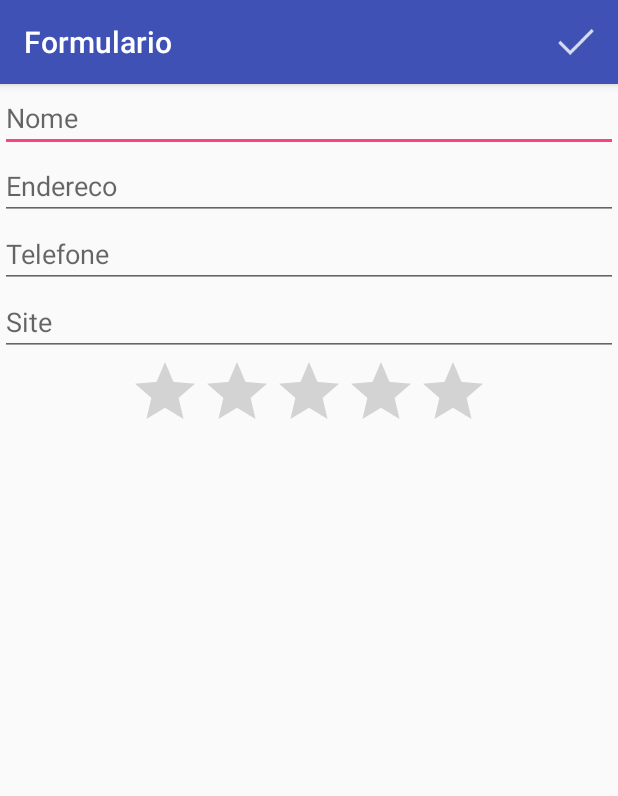
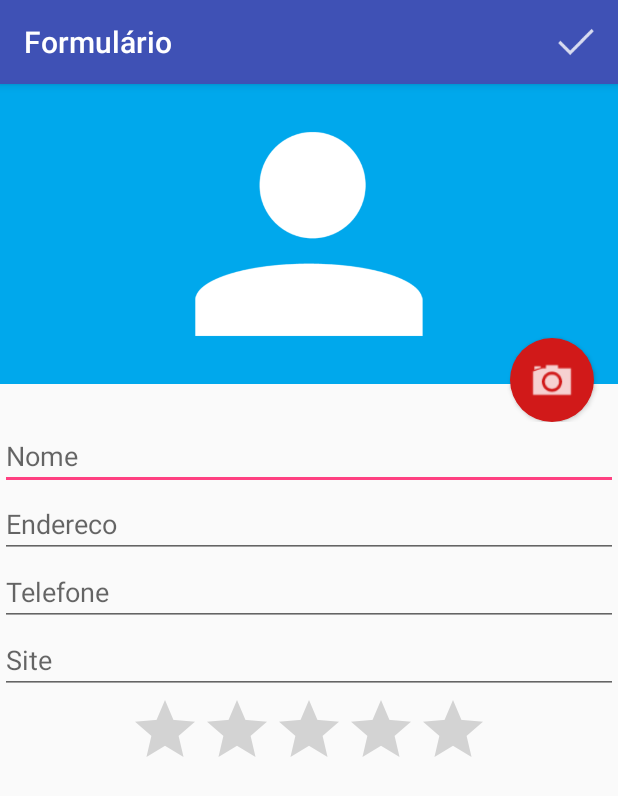
Before and after one commit to IgoJeferson/AgendaAlura, an Android app: the FormularioActivity screen opened directly, with no data from a screen before it, on a phone screen of 412 x 824 dp. Shown: the top 796 px of the screen. Run offline under Robolectric (Android 15) with nearby library versions, the phone set to English and light mode, and no system bars.

Commit message:
Criação de adapter personalizado para lista de alunos e inclusão de foto

```diff
--- a/app/src/main/AndroidManifest.xml
+++ b/app/src/main/AndroidManifest.xml
@@ -1,6 +1,8 @@
 <?xml version="1.0" encoding="utf-8"?>
 <manifest xmlns:android="http://schemas.android.com/apk/res/android"
     package="br.com.alura.igojeferson.agenda">
+
+    <uses-permission android:name="android.permission.CALL_PHONE" />
 
     <application
         android:allowBackup="true"
@@ -11,7 +13,7 @@
         android:theme="@style/AppTheme">
         <activity
             android:name=".ListaAlunosActivity"
-            android:label="@string/app_name">
+            android:label="@string/app_name">//
             <intent-filter>
                 <action android:name="android.intent.action.MAIN" />
 
@@ -20,7 +22,7 @@
         </activity>
         <activity
             android:name=".FormularioActivity"
-            android:label="Formulario">
+            android:label="Formulário">
         </activity>
     </application>
 
--- a/app/src/main/java/br/com/alura/igojeferson/agenda/FormularioActivity.java
+++ b/app/src/main/java/br/com/alura/igojeferson/agenda/FormularioActivity.java
@@ -1,11 +1,22 @@
 package br.com.alura.igojeferson.agenda;
 
+import android.app.Activity;
 import android.content.Intent;
+import android.graphics.Bitmap;
+import android.graphics.BitmapFactory;
+import android.net.Uri;
+import android.os.StrictMode;
+import android.provider.MediaStore;
 import android.support.v7.app.AppCompatActivity;
 import android.os.Bundle;
 import android.view.Menu;
 import android.view.MenuItem;
+import android.view.View;
+import android.widget.Button;
+import android.widget.ImageView;
 import android.widget.Toast;
+
+import java.io.File;
 
 import br.com.alura.igojeferson.agenda.dao.AlunoDAO;
 import br.com.alura.igojeferson.agenda.helper.FormularioHelper;
@@ -13,44 +24,73 @@ import br.com.alura.igojeferson.agenda.modelo.Aluno;
 
 public class FormularioActivity extends AppCompatActivity {
 
+    public static final int CODIGO_CAMERA = 567;
     private FormularioHelper helper;
+    private String caminhoFoto;
 
     @Override
     protected void onCreate(Bundle savedInstanceState) {
         super.onCreate(savedInstanceState);
         setContentView(R.layout.activity_formulario);
 
+        // Para resolver a FileUriExposedException que ocorria ao tentar abrir a camera
+        StrictMode.VmPolicy.Builder builder = new StrictMode.VmPolicy.Builder();
+        StrictMode.setVmPolicy(builder.build());
+
         helper = new FormularioHelper(this);
 
         Intent intent = getIntent();
         Aluno aluno = (Aluno) intent.getSerializableExtra("aluno");
-        if(aluno != null){
+        if (aluno != null) {
             helper.preencheFormulario(aluno);
         }
 
+        Button botaoFoto = (Button) findViewById(R.id.formulario_botao_foto);
+        botaoFoto.setOnClickListener(new View.OnClickListener() {
+            @Override
+            public void onClick(View v) {
+                Intent intentCamera = new Intent(MediaStore.ACTION_IMAGE_CAPTURE);
+                caminhoFoto = getExternalFilesDir(null) + "/" + System.currentTimeMillis() + ".jpg";
+                File arquivoFoto = new File(caminhoFoto);
+                intentCamera.putExtra(MediaStore.EXTRA_OUTPUT, Uri.fromFile(arquivoFoto));
+                startActivityForResult(intentCamera, CODIGO_CAMERA);
+            }
+        });
+    }
+
+    @Override
+    protected void onActivityResult(int requestCode, int resultCode, Intent data) {
+        if (resultCode == Activity.RESULT_OK && requestCode == CODIGO_CAMERA) {
+            helper.carregaImagem(caminhoFoto);
+        }
     }
 
     @Override
     public boolean onCreateOptionsMenu(Menu menu) {
-         getMenuInflater().inflate(R.menu.menu_formulario, menu);
+        getMenuInflater().inflate(R.menu.menu_formulario, menu);
         return super.onCreateOptionsMenu(menu);
     }
 
     @Override
     public boolean onOptionsItemSelected(MenuItem item) {
-        switch (item.getItemId()){
+        switch (item.getItemId()) {
             case R.id.menu_formulario_ok:
 
-                Aluno novoAluno = helper.getAluno();
+                Aluno aluno = helper.pegaAluno();
                 AlunoDAO dao = new AlunoDAO(this);
-                dao.insere(novoAluno);
+
+                if (aluno.getId() != null) {
+                    dao.altera(aluno);
+                } else {
+                    dao.insere(aluno);
+                }
                 dao.close();
-
-                Toast.makeText(FormularioActivity.this, "Aluno " + novoAluno.getNome() + " salvo!", Toast.LENGTH_SHORT).show();
+                Toast.makeText(FormularioActivity.this, "Aluno " + aluno.getNome() + " salvo!", Toast.LENGTH_SHORT).show();
 
                 finish();
                 break;
         }
         return super.onOptionsItemSelected(item);
     }
+
 }
--- /dev/null
+++ b/app/src/main/res/drawable-hdpi/fundo_camera.xml
@@ -0,0 +1,13 @@
+<?xml version="1.0" encoding="utf-8"?>
+<layer-list xmlns:android="http://schemas.android.com/apk/res/android">
+    <item>
+        <shape android:shape="oval">
+            <solid android:color="#d11919" />
+            <padding android:top="10dp"
+                android:bottom="10dp"
+                android:left="10dp"
+                android:right="10dp" />
+        </shape>
+    </item>
+    <item android:drawable="@drawable/ic_camera"/>
+</layer-list>
--- a/app/src/main/res/layout/activity_formulario.xml
+++ b/app/src/main/res/layout/activity_formulario.xml
@@ -8,37 +8,58 @@
         android:layout_height="match_parent"
         android:orientation="vertical">
 
+        <RelativeLayout
+            android:layout_width="match_parent"
+            android:layout_height="225dp">
+
+            <ImageView
+                android:id="@+id/formulario_foto"
+                android:layout_width="match_parent"
+                android:layout_height="200dp"
+                android:background="#00A8EC"
+                android:src="@drawable/person" />
+
+            <Button
+                android:id="@+id/formulario_botao_foto"
+                android:layout_width="56dp"
+                android:layout_height="56dp"
+                android:background="@drawable/fundo_camera"
+                android:layout_alignParentBottom="true"
+                android:layout_alignParentRight="true"
+                android:layout_marginRight="16dp"/>
+        </RelativeLayout>
+
         <EditText
+            android:id="@+id/formulario_nome"
             android:layout_width="match_parent"
             android:layout_height="wrap_content"
-            android:hint="Nome"
-            android:id="@+id/formulario_nome"/>
+            android:hint="Nome" />
 
         <EditText
+            android:id="@+id/formulario_endereco"
             android:layout_width="match_parent"
             android:layout_height="wrap_content"
-            android:hint="Endereco"
-            android:id="@+id/formulario_endereco"/>
+            android:hint="Endereco" />
 
         <EditText
+            android:id="@+id/formulario_telefone"
             android:layout_width="match_parent"
             android:layout_height="wrap_content"
-            android:hint="Telefone"
-            android:id="@+id/formulario_telefone"/>
+            android:hint="Telefone" />
 
         <EditText
+            android:id="@+id/formulario_site"
             android:layout_width="match_parent"
             android:layout_height="wrap_content"
-            android:hint="Site"
-            android:id="@+id/formulario_site"/>
+            android:hint="Site" />
 
         <RatingBar
+            android:id="@+id/formulario_nota"
             android:layout_width="wrap_content"
             android:layout_height="wrap_content"
             android:layout_gravity="center"
             android:max="10"
-            android:numStars="5"
-            android:id="@+id/formulario_nota"/>
+            android:numStars="5" />
 
     </LinearLayout>
 </ScrollView>
```
Also changed, not shown: app/src/main/java/br/com/alura/igojeferson/agenda/ListaAlunosActivity.java (+47 -4 lines), app/src/main/java/br/com/alura/igojeferson/agenda/adapter/AlunosAdapter.java (added, +76 -0 lines), app/src/main/java/br/com/alura/igojeferson/agenda/dao/AlunoDAO.java (+41 -15 lines), app/src/main/java/br/com/alura/igojeferson/agenda/helper/FormularioHelper.java (+20 -4 lines), app/src/main/java/br/com/alura/igojeferson/agenda/modelo/Aluno.java (+9 -0 lines), app/src/main/res/layout/list_item.xml (added, +39 -0 lines).
